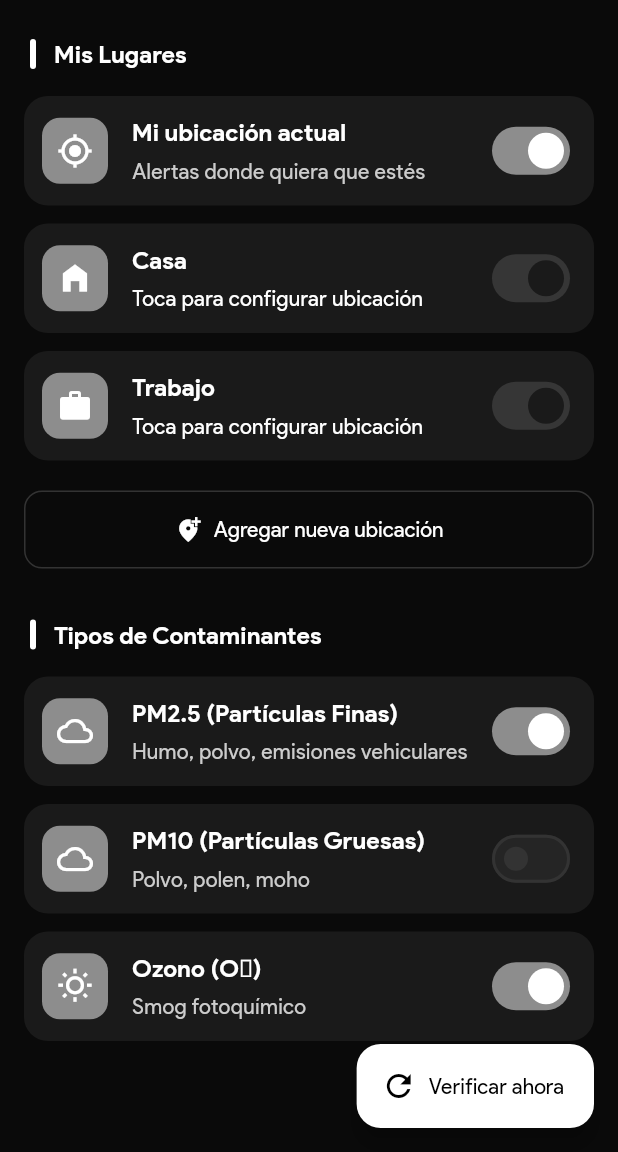
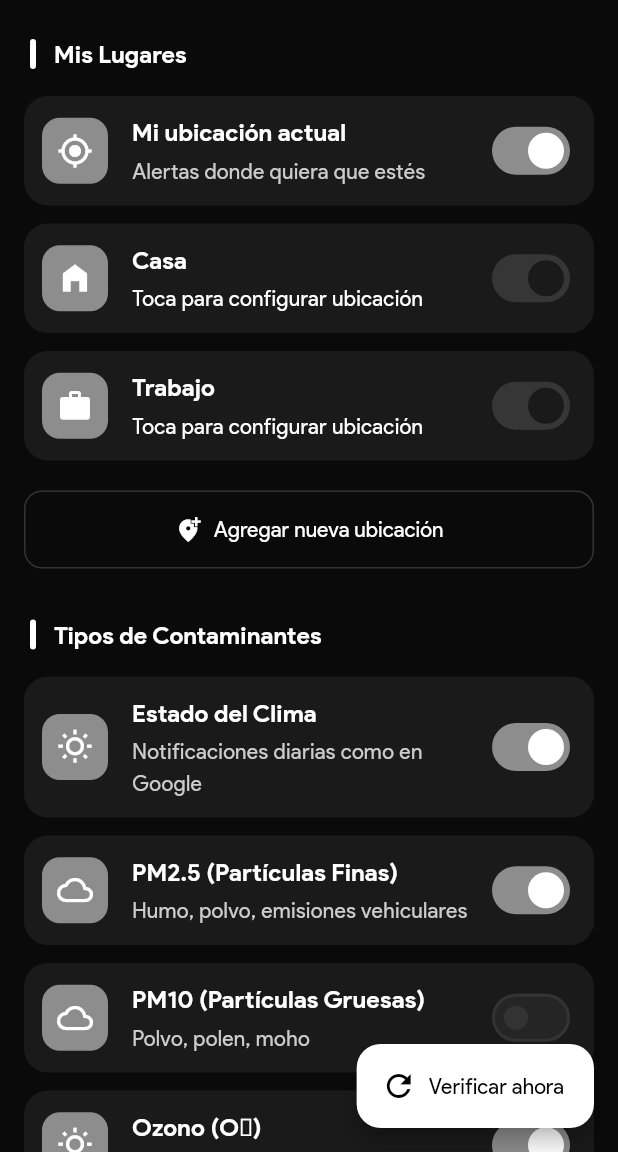
Before and after one commit to UlisesFTP/Aeris-, a Flutter app: the AlertsScreen screen opened directly, on a phone screen of 412 x 824 dp, the part 84-1236 px from its top. Run offline on Flutter 3.47's test engine with Material 3 defaults, Android fonts, the light colour scheme and no system bars; our stand-ins replace firebase_core, firebase_messaging, fl_chart, flutter_local_notifications, flutter_map, geolocator and 3 more; missing offline and left inert: flutter_map_cancellable_tile_provider; accounts and stored records are empty; network calls fail.

Commit message:
Notificaciones del clima

```diff
--- a/air_quality_flutter/lib/core/app_state.dart
+++ b/air_quality_flutter/lib/core/app_state.dart
@@ -22,6 +22,7 @@ class AppState extends ChangeNotifier {
     'pm25': true,
     'pm10': false,
     'ozono': true,
+    'weather': true,
   };
   Map<String, bool> get notificationSettings => _notificationSettings;
 
--- a/air_quality_flutter/lib/screens/alerts_screen.dart
+++ b/air_quality_flutter/lib/screens/alerts_screen.dart
@@ -164,6 +164,16 @@ class AlertsScreen extends StatelessWidget {
               ),
 
               _buildSectionHeader(context, 'Tipos de Contaminantes'),
+
+              _buildLocationTile(
+                context,
+                icon: Icons.wb_sunny_outlined,
+                title: 'Estado del Clima',
+                subtitle: 'Notificaciones diarias como en Google',
+                enabled: appState.notificationSettings['weather'] ?? true,
+                onChanged: (value) =>
+                    appState.updateNotificationSetting('weather', value),
+              ),
 
               _buildLocationTile(
                 context,
```
Also changed, not shown: air_quality_flutter/lib/services/alert_monitoring_service.dart (+53 -1 lines).
